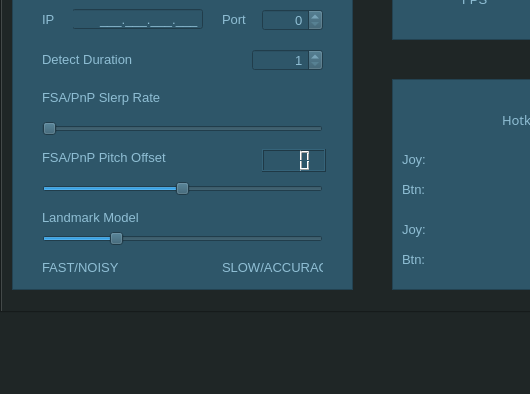
Old version of the form agentxconfig.ui in the repository jyfzh/FOXTracker; both pictures show x 0 to 530 and y 178 to 572 of the 771 by 572 pixel window.
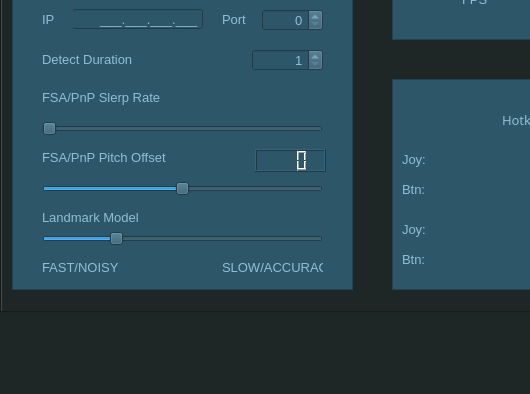
New version of the form. Custom widgets are drawn as their Qt base class.

Diff of the .ui file:
```diff
--- a/agentxconfig.ui
+++ b/agentxconfig.ui
@@ -324,9 +324,9 @@
      <widget class="QLCDNumber" name="FSAPnPOffset_disp">
       <property name="geometry">
        <rect>
-        <x>250</x>
+        <x>243</x>
         <y>290</y>
-        <width>64</width>
+        <width>71</width>
         <height>23</height>
        </rect>
       </property>
```
